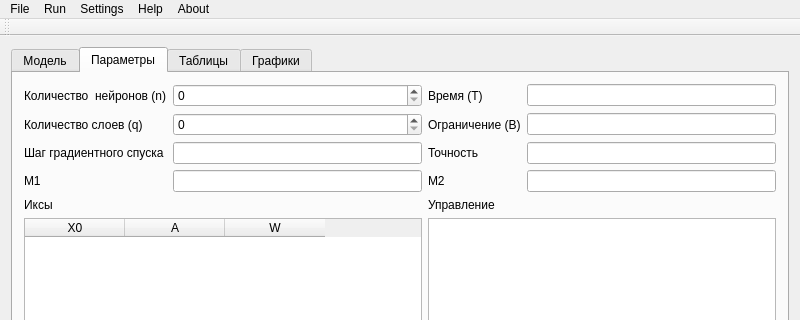
First picture: the form in mainwindow.ui, repository ArtyomLyubeznov/ONN, before the edit; both pictures show x 0 to 800 and y 0 to 320 of the 800 by 600 pixel window.
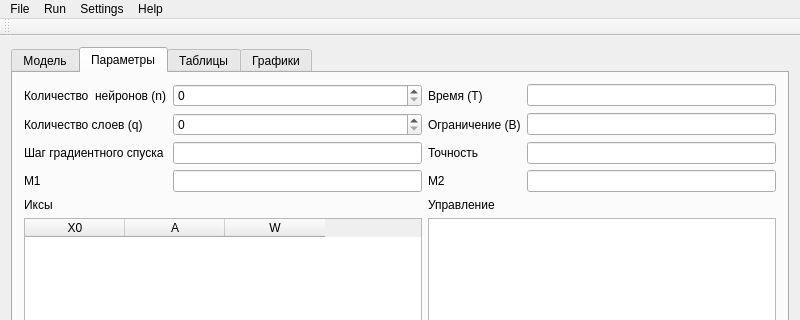
Second picture: the form after the edit. Custom widgets are drawn as their Qt base class.

```diff
--- a/mainwindow.ui
+++ b/mainwindow.ui
@@ -290,17 +290,12 @@
     <property name="title">
      <string>Help</string>
     </property>
-   </widget>
-   <widget class="QMenu" name="menuAbout">
-    <property name="title">
-     <string>About</string>
-    </property>
+    <addaction name="actionAbout"/>
    </widget>
    <addaction name="menuParameters"/>
    <addaction name="menuRun"/>
    <addaction name="menuSettings"/>
    <addaction name="menuHelp"/>
-   <addaction name="menuAbout"/>
   </widget>
   <widget class="QToolBar" name="mainToolBar">
    <attribute name="toolBarArea">
```
Left out of the diff: 9 changed lines with no effect on the pictures.
